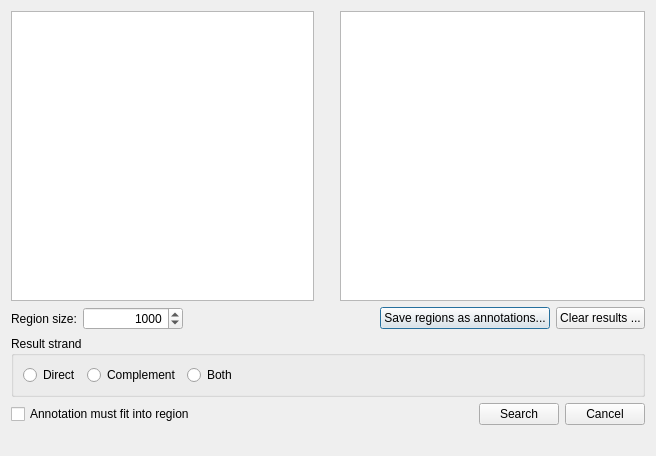
violethaze74/ugene, file src/plugins/annotator/src/ui/FindAnnotationCollocationsDialog.ui: the form before one commit.
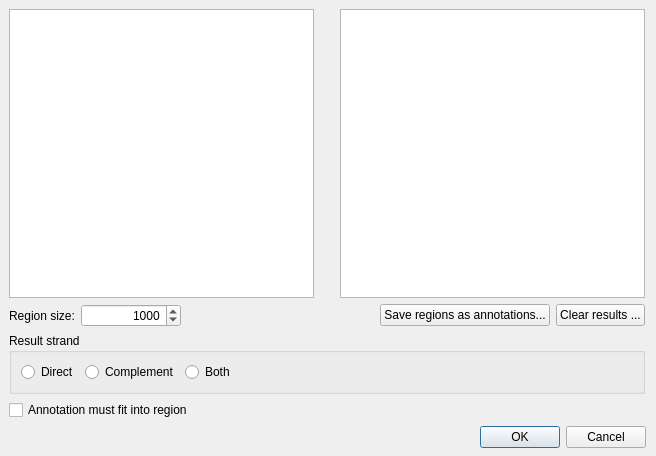
The form after the commit.

Commit message: Help system for all dialogs, UI improvements for all dialogs.

The edit to the form file:
```diff
--- a/src/plugins/annotator/src/ui/FindAnnotationCollocationsDialog.ui
+++ b/src/plugins/annotator/src/ui/FindAnnotationCollocationsDialog.ui
@@ -13,8 +13,49 @@
   <property name="windowTitle">
    <string>dialog_tittle</string>
   </property>
-  <layout class="QVBoxLayout" name="verticalLayout">
-   <item>
+  <widget class="QLabel" name="statusBar">
+   <property name="geometry">
+    <rect>
+     <x>9</x>
+     <y>434</y>
+     <width>100</width>
+     <height>16</height>
+    </rect>
+   </property>
+   <property name="minimumSize">
+    <size>
+     <width>100</width>
+     <height>0</height>
+    </size>
+   </property>
+   <property name="text">
+    <string/>
+   </property>
+  </widget>
+  <widget class="QDialogButtonBox" name="buttonBox">
+   <property name="geometry">
+    <rect>
+     <x>15</x>
+     <y>426</y>
+     <width>631</width>
+     <height>23</height>
+    </rect>
+   </property>
+   <property name="standardButtons">
+    <set>QDialogButtonBox::Cancel|QDialogButtonBox::Ok</set>
+   </property>
+  </widget>
+  <widget class="QWidget" name="layoutWidget">
+   <property name="geometry">
+    <rect>
+     <x>9</x>
+     <y>9</y>
+     <width>636</width>
+     <height>411</height>
+    </rect>
+   </property>
+   <layout class="QGridLayout" name="gridLayout_2">
+    <item row="0" column="0">
     <layout class="QGridLayout" name="gridLayout">
      <item row="0" column="0">
       <widget class="QTreeWidget" name="annotationsTree">
@@ -150,7 +191,7 @@
      </item>
     </layout>
    </item>
-   <item>
+    <item row="1" column="0">
     <widget class="QGroupBox" name="groupBox">
      <property name="title">
       <string>Result strand</string>
@@ -193,58 +234,15 @@
      </layout>
     </widget>
    </item>
-   <item>
-    <layout class="QHBoxLayout" name="horizontalLayout_3">
-     <item>
+    <item row="2" column="0">
       <widget class="QCheckBox" name="wholeAnnotationsBox">
        <property name="text">
         <string>Annotation must fit into region</string>
        </property>
       </widget>
      </item>
-     <item>
-      <spacer name="horizontalSpacer_2">
-       <property name="orientation">
-        <enum>Qt::Horizontal</enum>
-       </property>
-       <property name="sizeHint" stdset="0">
-        <size>
-         <width>40</width>
-         <height>20</height>
-        </size>
-       </property>
-      </spacer>
-     </item>
-     <item>
-      <widget class="QPushButton" name="searchButton">
-       <property name="text">
-        <string>Search</string>
-       </property>
-      </widget>
-     </item>
-     <item>
-      <widget class="QPushButton" name="cancelButton">
-       <property name="text">
-        <string>Cancel</string>
-       </property>
-      </widget>
-     </item>
-    </layout>
-   </item>
-   <item>
-    <widget class="QLabel" name="statusBar">
-     <property name="minimumSize">
-      <size>
-       <width>100</width>
-       <height>0</height>
-      </size>
-     </property>
-     <property name="text">
-      <string/>
-     </property>
-    </widget>
-   </item>
-  </layout>
+   </layout>
+  </widget>
  </widget>
  <resources/>
  <connections/>
```
Lines whose indentation alone changed are shown as unchanged. The commit also changes 309 other files.
